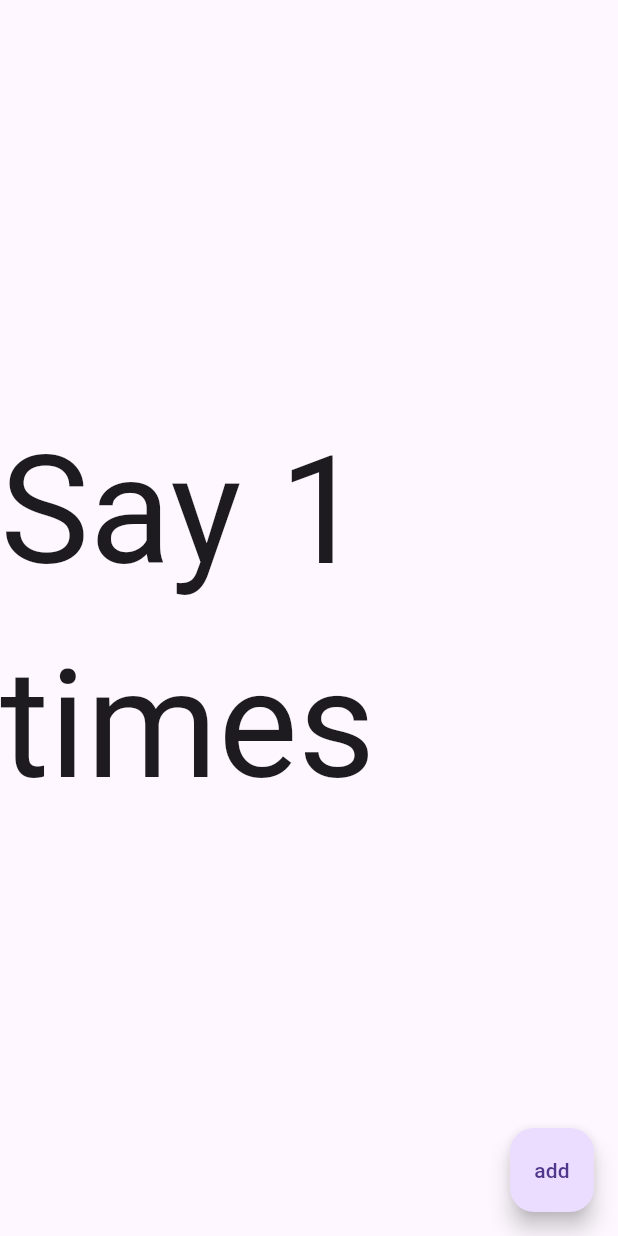
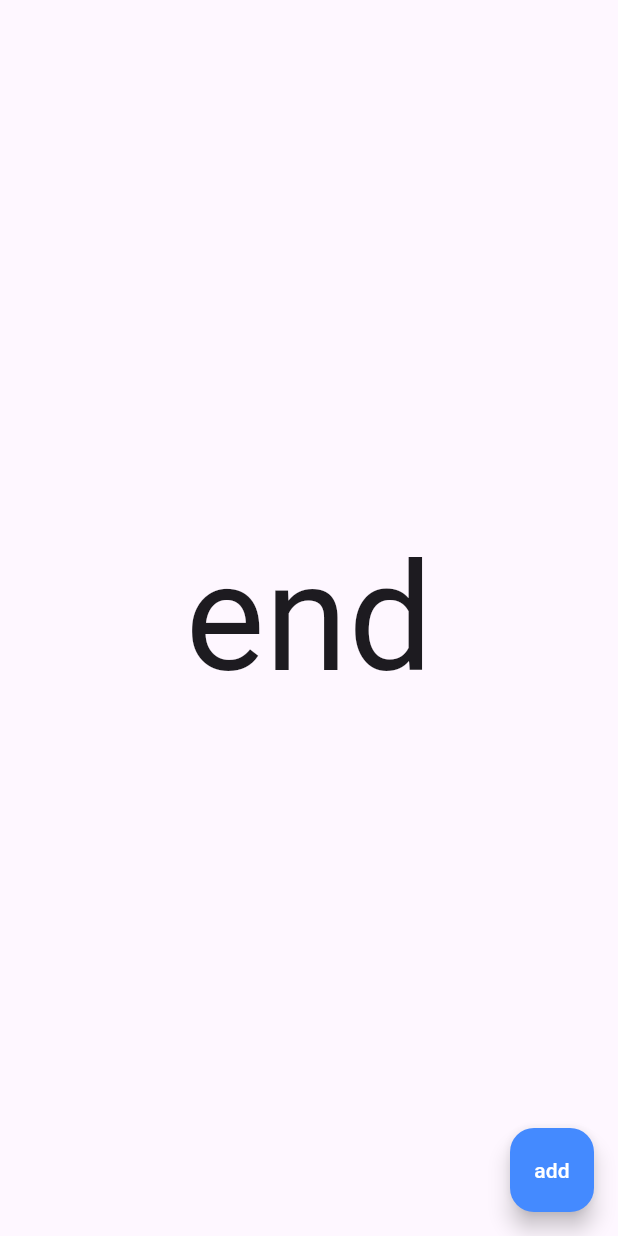
Before and after one commit to hhmkorea/studyFlutter_All, a Flutter app: the screen it shows after launch, after a tap on "add", on a phone screen of 412 x 824 dp. Run offline on Flutter 3.47's test engine with Material 3 defaults, Android fonts, the phone set to English and light mode, and no system bars; our stand-ins replace flutter_riverpod, flutter_svg, font_awesome_flutter, get, validators; network calls fail.

Commit message:
riverpod_study : StreamController 테스트

```diff
--- a/riverpod_study/lib/main.dart
+++ b/riverpod_study/lib/main.dart
@@ -3,6 +3,7 @@ import 'dart:async';
 import 'package:flutter/material.dart';
 import 'package:flutter_riverpod/flutter_riverpod.dart';
 
+// 서버쪽에서 통신으로 받는 데이터
 Stream<String> say() async* {
   for (var i = 0; i < 2; i++) {
     await Future.delayed(Duration(seconds: 2));
@@ -10,8 +11,10 @@ Stream<String> say() async* {
   }
 }
 
+final streamController = StreamController<String>();
 final helloStreamProvider = StreamProvider.autoDispose<String>((ref) {
-  return say();
+  streamController.addStream(say());
+  return streamController.stream;
 });
 
 void main() {
@@ -42,7 +45,11 @@ class MyApp extends ConsumerWidget {
           ),
         ),
         floatingActionButton: FloatingActionButton(
-          onPressed: () {},
+          foregroundColor: Colors.white,
+          backgroundColor: Colors.blueAccent,
+          onPressed: () {
+            streamController.add("end");
+          },
           child: Text("add"),
         ),
       ),
```
